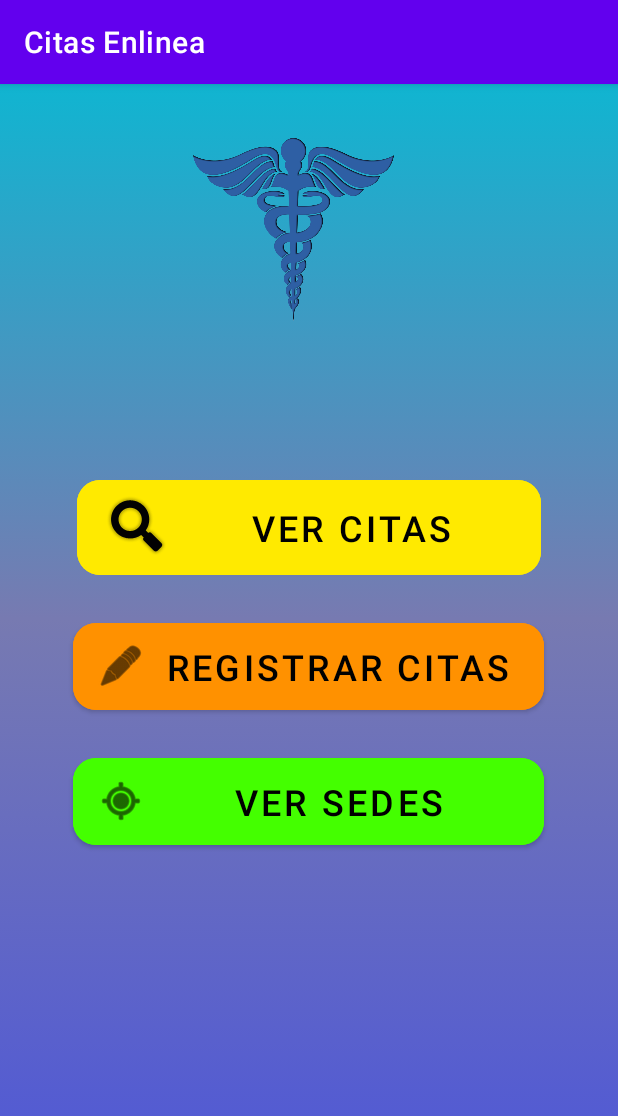
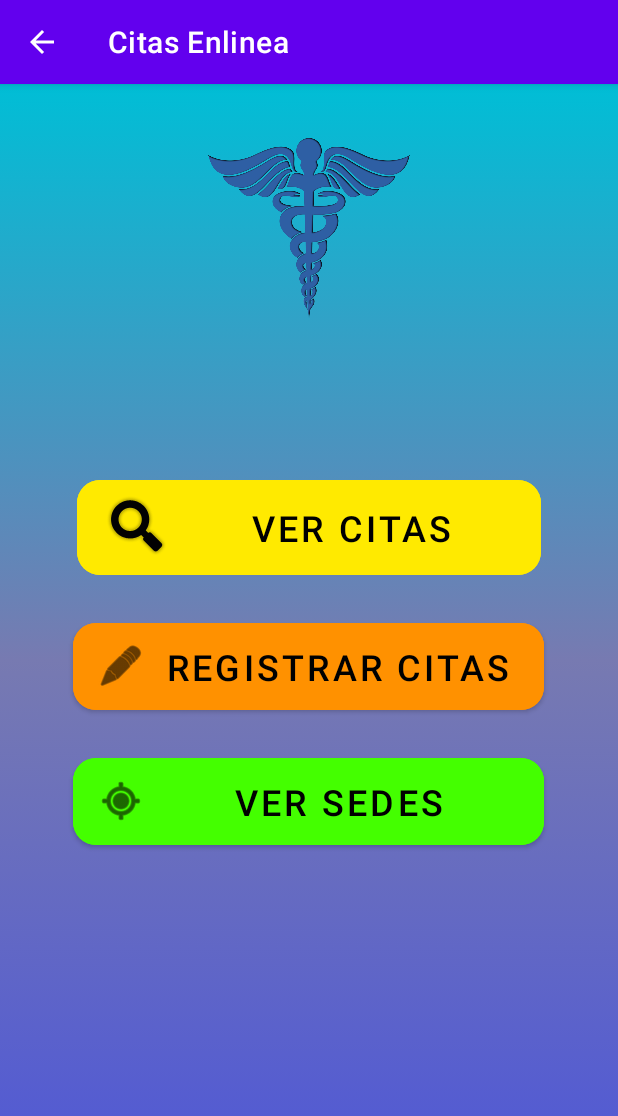
Before and after one commit to Oscar-Velasquez/Parcial_2_CitasMedicas, an Android app: the MainActivity screen opened directly, with no data from a screen before it, on a phone screen of 412 x 824 dp. Shown: the top 1116 px of the screen. Run offline under Robolectric (Android 15) with nearby library versions, the phone set to English and light mode, and no system bars; Roboto replaces fonts that are not available here.

Commit message:
Errores de Androidmanifest corregidos

```diff
--- a/app/src/main/java/com/upn/example/examenfinal_colorado/menulateral.java
+++ b/app/src/main/java/com/upn/example/examenfinal_colorado/menulateral.java
@@ -3,7 +3,6 @@
 import androidx.annotation.NonNull;
 import androidx.appcompat.app.ActionBarDrawerToggle;
 import androidx.appcompat.app.AppCompatActivity;
-import androidx.appcompat.widget.Toolbar;
 import androidx.core.view.GravityCompat;
 import androidx.drawerlayout.widget.DrawerLayout;
 
@@ -11,7 +10,6 @@
 import android.os.Bundle;
 import android.util.Log;
 import android.view.MenuItem;
-import android.widget.Toast;
 
 import com.google.android.material.navigation.NavigationView;
 
@@ -20,7 +18,6 @@
     //Menu lateral
     DrawerLayout drawerLayout;
     NavigationView navigationView;
-    Toolbar toolbar;
     ActionBarDrawerToggle actionBarDrawerToggle;
 
     @Override
--- a/app/src/main/res/layout/activity_main.xml
+++ b/app/src/main/res/layout/activity_main.xml
@@ -1,32 +1,18 @@
 <?xml version="1.0" encoding="utf-8"?>
-<androidx.drawerlayout.widget.DrawerLayout xmlns:android="http://schemas.android.com/apk/res/android"
+<RelativeLayout xmlns:android="http://schemas.android.com/apk/res/android"
     xmlns:app="http://schemas.android.com/apk/res-auto"
     xmlns:tools="http://schemas.android.com/tools"
     android:layout_width="match_parent"
     android:layout_height="match_parent"
     android:background="@drawable/color_principal"
-    tools:context=".MainActivity"
-    android:fitsSystemWindows="true"
-    tools:openDrawer="start">
-
-    <com.google.android.material.navigation.NavigationView
-        android:id="@+id/nav_view"
-        android:layout_width="wrap_content"
-        android:layout_height="match_parent"
-        app:headerLayout="@layout/header"
-        app:menu="@menu/mimenu"
-        android:layout_gravity="start"/>
-
-
-    <RelativeLayout
-    android:layout_width="match_parent"
-        android:layout_height="match_parent">
+    tools:context=".MainActivity">
 
     <ImageView
         android:id="@+id/imageView"
-        android:layout_width="391dp"
+        android:layout_width="200dp"
         android:layout_height="122dp"
         android:layout_marginTop="36dp"
+        android:layout_centerHorizontal="true"
         app:srcCompat="@drawable/iconosalud" />
 
     <Button
@@ -75,5 +61,3 @@
         android:layout_below="@id/btnformulario"/>
 
     </RelativeLayout>
-
-</androidx.drawerlayout.widget.DrawerLayout>
```
Also changed, not shown: app/src/main/AndroidManifest.xml (+28 -4 lines).
